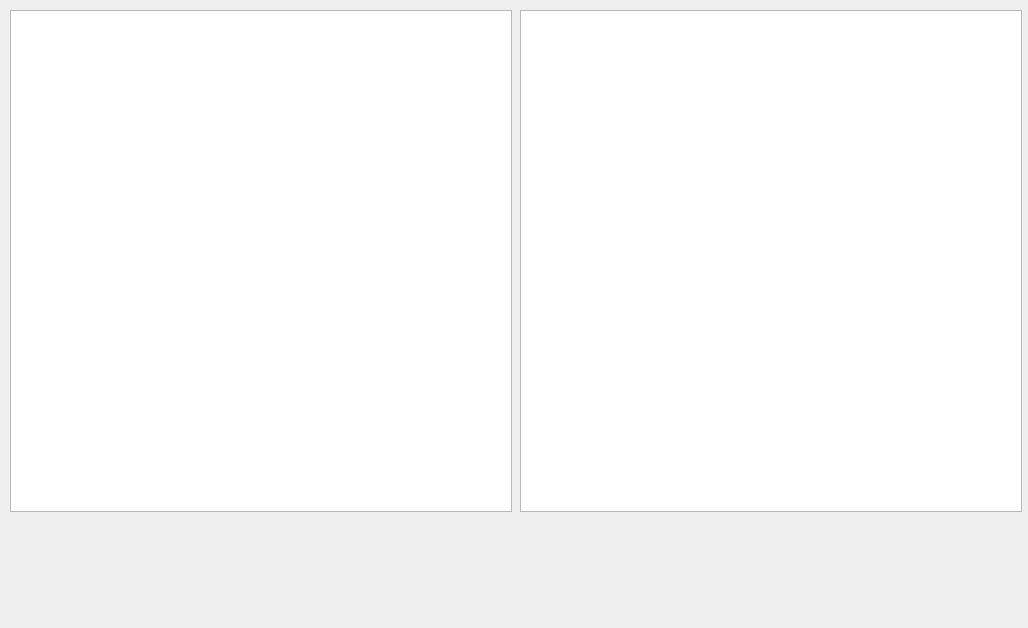
First picture: the form in BattleShip/battlewindow.ui, repository prokop8/cpp_BattleShip, before the edit.
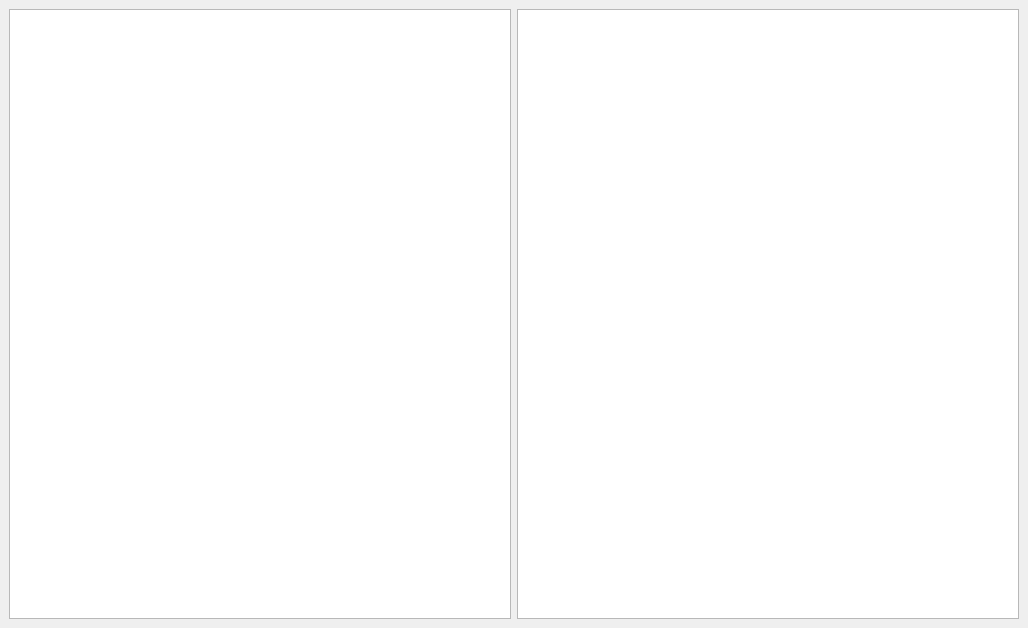
Second picture: the form after the edit.

What changed in the file:
```diff
--- a/BattleShip/battlewindow.ui
+++ b/BattleShip/battlewindow.ui
@@ -14,26 +14,14 @@
    <string>Fight</string>
   </property>
   <widget class="QWidget" name="centralwidget">
-   <widget class="QGraphicsView" name="graphicsView">
-    <property name="geometry">
-     <rect>
-      <x>10</x>
-      <y>10</y>
-      <width>502</width>
-      <height>502</height>
-     </rect>
-    </property>
-   </widget>
-   <widget class="QGraphicsView" name="graphicsView_2">
-    <property name="geometry">
-     <rect>
-      <x>520</x>
-      <y>10</y>
-      <width>502</width>
-      <height>502</height>
-     </rect>
-    </property>
-   </widget>
+   <layout class="QGridLayout" name="gridLayout">
+    <item row="0" column="0">
+     <widget class="QGraphicsView" name="graphicsView"/>
+    </item>
+    <item row="0" column="1">
+     <widget class="QGraphicsView" name="graphicsView_2"/>
+    </item>
+   </layout>
   </widget>
  </widget>
  <resources/>
```
